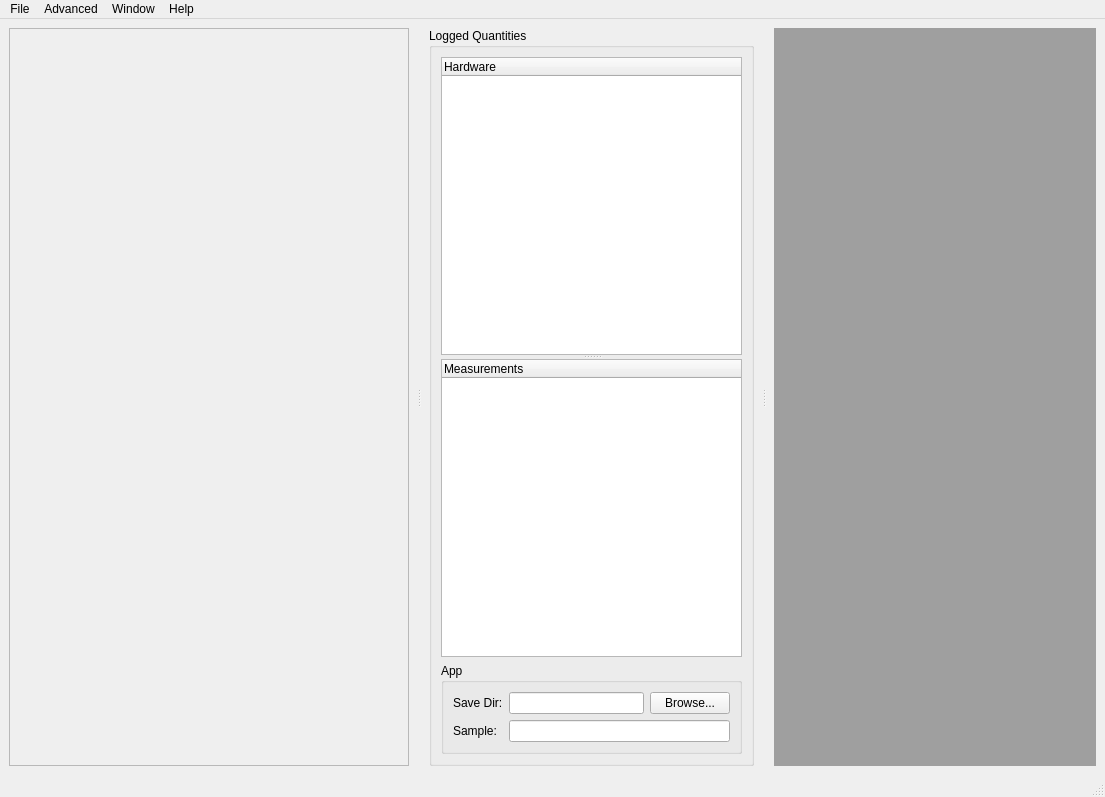
Above: base_app/base_microscope_app_mdi.ui from vfolfbt7330jordanjacobs/ScopeFoundry before the change. Below: the same form after it.
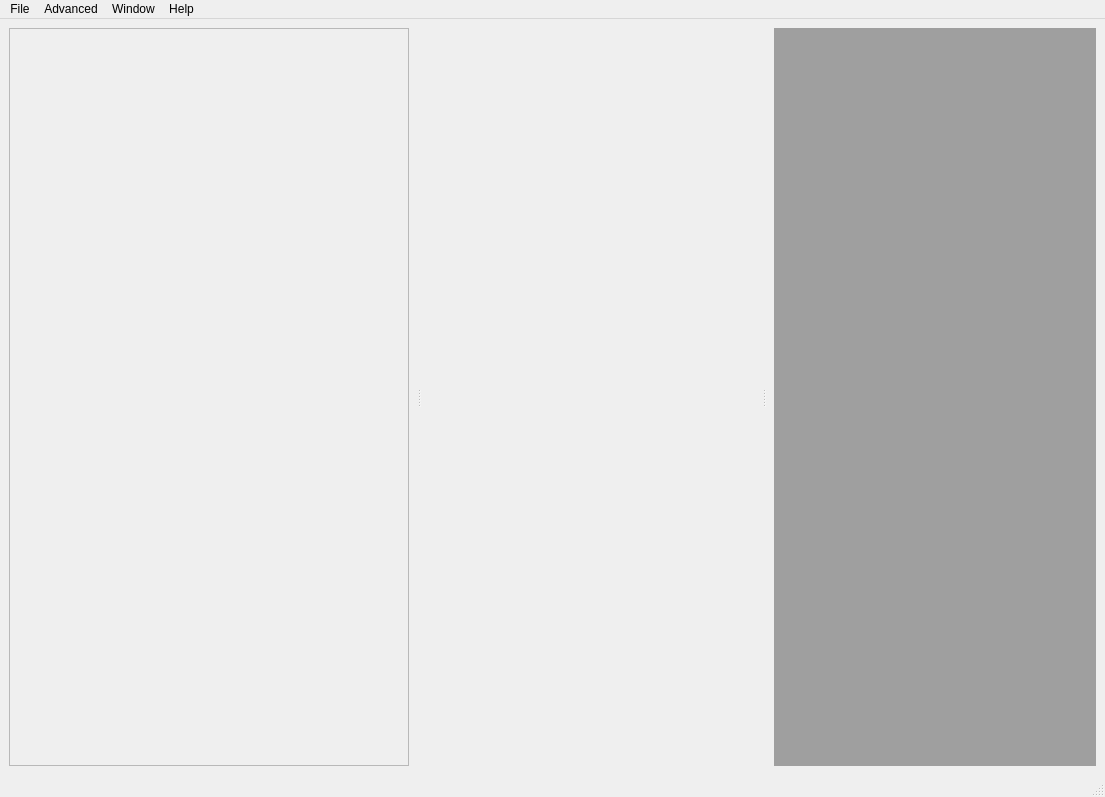
That is the form after the change. Icons and pictures are not drawn.

Commit message: [logged_quantity.tree] generalizes tree building from treeable objects (BaseApp, Hardware, Measurement).

Diff of the .ui file:
```diff
--- a/base_app/base_microscope_app_mdi.ui
+++ b/base_app/base_microscope_app_mdi.ui
@@ -55,75 +55,14 @@
         <layout class="QVBoxLayout" name="verticalLayout_2"/>
        </widget>
       </widget>
-      <widget class="QGroupBox" name="lq_trees_groupBox">
+      <widget class="QWidget" name="lq_trees_widget" native="true">
        <property name="minimumSize">
         <size>
          <width>325</width>
          <height>0</height>
         </size>
        </property>
-       <property name="title">
-        <string>Logged Quantities</string>
-       </property>
-       <layout class="QGridLayout" name="gridLayout">
-        <item row="1" column="1">
-         <widget class="QSplitter" name="splitter">
-          <property name="orientation">
-           <enum>Qt::Vertical</enum>
-          </property>
-          <widget class="QTreeWidget" name="hardware_treeWidget">
-           <column>
-            <property name="text">
-             <string>Hardware</string>
-            </property>
-           </column>
-          </widget>
-          <widget class="QTreeWidget" name="measurements_treeWidget">
-           <column>
-            <property name="text">
-             <string>Measurements</string>
-            </property>
-           </column>
-          </widget>
-         </widget>
-        </item>
-        <item row="2" column="1">
-         <widget class="QGroupBox" name="groupBox">
-          <property name="title">
-           <string>App</string>
-          </property>
-          <layout class="QGridLayout" name="gridLayout_3">
-           <item row="1" column="1" colspan="2">
-            <widget class="QLineEdit" name="sample_lineEdit"/>
-           </item>
-           <item row="0" column="1">
-            <widget class="QLineEdit" name="save_dir_lineEdit"/>
-           </item>
-           <item row="0" column="2">
-            <widget class="QPushButton" name="save_dir_browse_pushButton">
-             <property name="text">
-              <string>Browse...</string>
-             </property>
-            </widget>
-           </item>
-           <item row="0" column="0">
-            <widget class="QLabel" name="save_dir_label">
-             <property name="text">
-              <string>Save Dir:</string>
-             </property>
-            </widget>
-           </item>
-           <item row="1" column="0">
-            <widget class="QLabel" name="sample_label">
-             <property name="text">
-              <string>Sample:</string>
-             </property>
-            </widget>
-           </item>
-          </layout>
-         </widget>
-        </item>
-       </layout>
+       <layout class="QVBoxLayout" name="tree_layout"/>
       </widget>
       <widget class="QMdiArea" name="mdiArea">
        <property name="viewMode">
```
Left out of the diff: 4 changed lines with no effect on the pictures. The commit also changes 13 other files.
